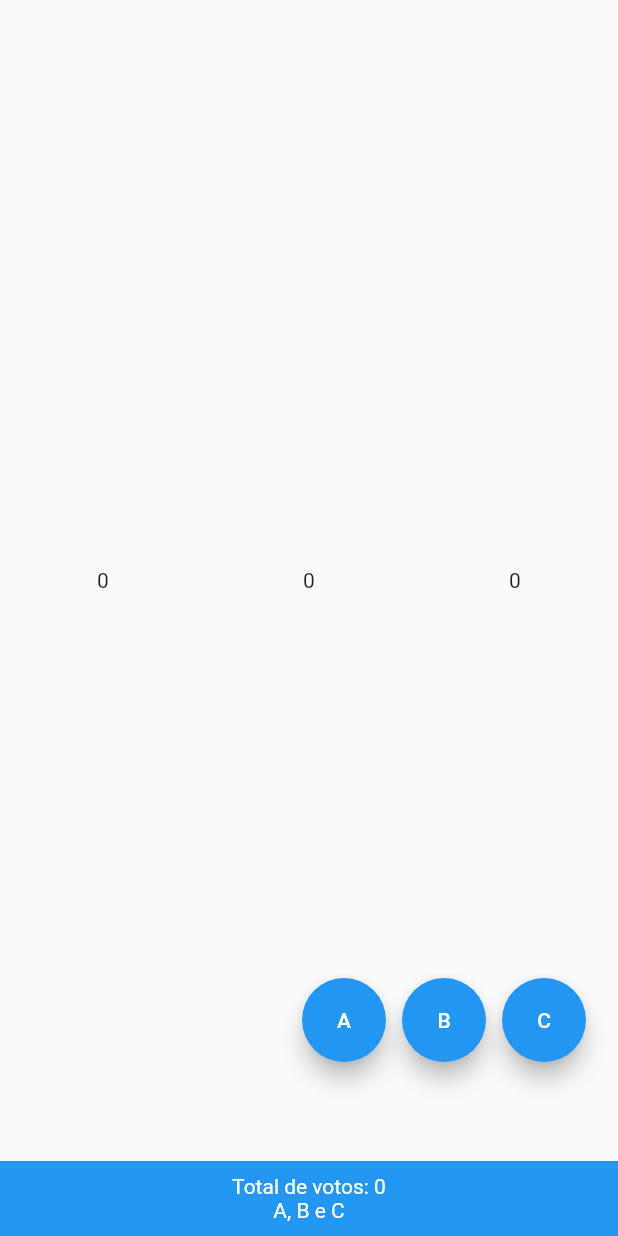
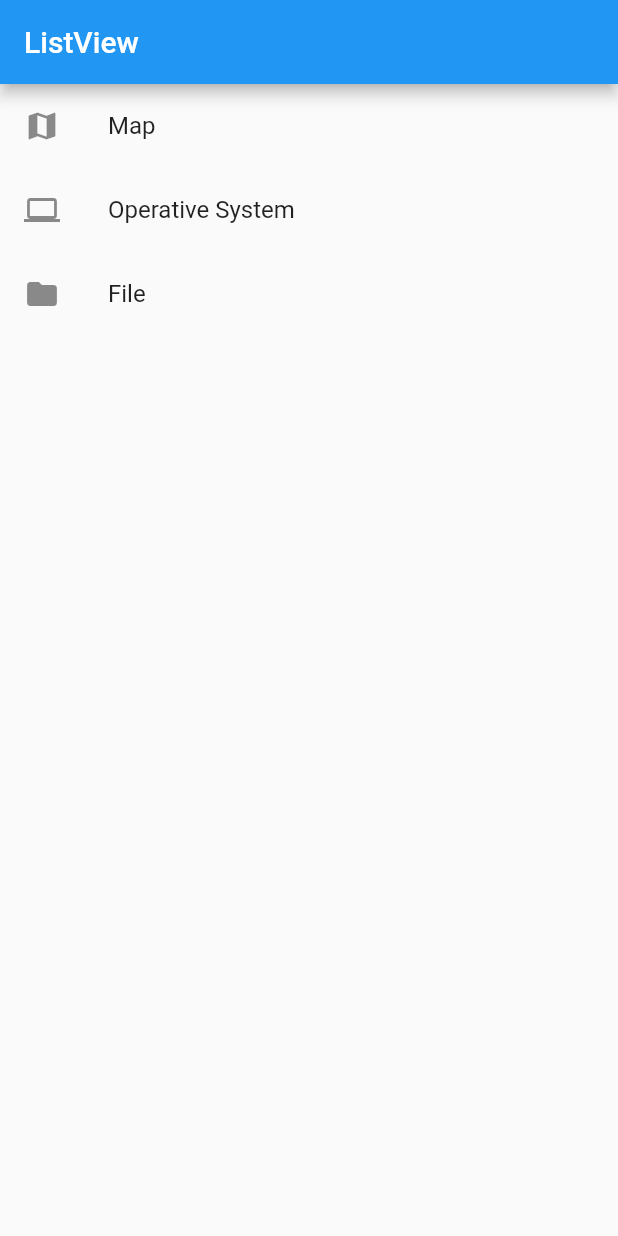
Before and after one commit to Luisanimation3d/LearnFlutter, a Flutter app: the screen it shows after launch, on a phone screen of 412 x 824 dp. Run offline on Flutter 3.47's test engine with Material 2 defaults, Android fonts, the phone set to English and light mode, and no system bars.

Commit message:
Learn List View

```diff
--- /dev/null
+++ b/flutter_application_3/lib/listView.dart
@@ -0,0 +1,25 @@
+import 'package:flutter/material.dart';
+
+List<String> list = ['Map', 'Operative System', 'File'];
+List<IconData> icons = [Icons.map, Icons.computer, Icons.folder];
+
+class listView extends StatelessWidget {
+  const listView({super.key});
+
+  @override
+  Widget build(BuildContext context) {
+    return Scaffold(
+        appBar: AppBar(
+          title: const Text('ListView'),
+        ),
+        body: ListView.builder(
+          itemCount: list.length,
+          itemBuilder: (BuildContext context, int index) {
+            return ListTile(
+              leading: Icon(icons[index]),
+              title: Text(list[index]),
+            );
+          },
+        ));
+  }
+}
--- a/flutter_application_3/lib/main.dart
+++ b/flutter_application_3/lib/main.dart
@@ -1,5 +1,6 @@
 import 'package:flutter/material.dart';
-import 'package:flutter_application_3/votos_counter.dart';
+import 'package:flutter_application_3/listView.dart';
+// import 'package:flutter_application_3/votos_counter.dart';
 
 void main() {
   runApp(const MainApp());
@@ -11,7 +12,10 @@ class MainApp extends StatelessWidget {
   @override
   Widget build(BuildContext context) {
     return const MaterialApp(
-      home: VotosCounter()
+      title: 'Es mejor React Native',
+      debugShowCheckedModeBanner: false,
+      // home: VotosCounter()
+      home: listView()
     );
   }
 }
```
